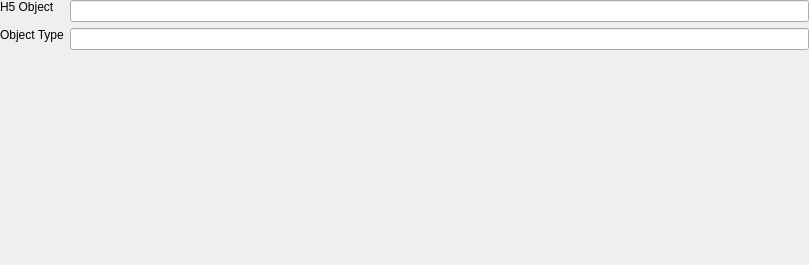
nanophotonics/nplab, file nplab/ui/hdf5_info_renderer.ui: the form before one commit.
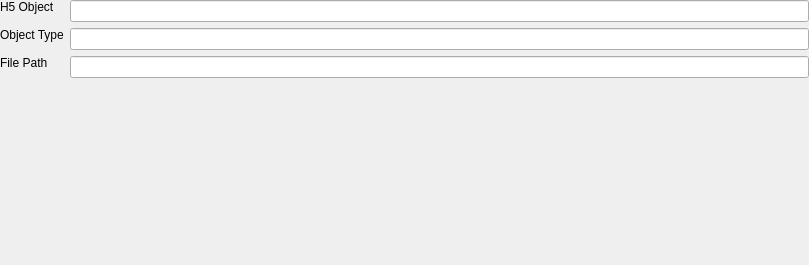
The form after the commit.

Commit message:
HDF5 browser + renderer improvements
HDF5 browser split into: HDF5 tree + HDF5 viewer
Attributes renderer changed into a table

```diff
--- a/nplab/ui/hdf5_info_renderer.ui
+++ b/nplab/ui/hdf5_info_renderer.ui
@@ -19,6 +19,9 @@
    </property>
    <item>
     <layout class="QFormLayout" name="formLayout">
+     <property name="fieldGrowthPolicy">
+      <enum>QFormLayout::AllNonFixedFieldsGrow</enum>
+     </property>
      <item row="0" column="0">
       <widget class="QLabel" name="label">
        <property name="sizePolicy">
@@ -39,6 +42,20 @@
        </property>
       </widget>
      </item>
+     <item row="1" column="1">
+      <widget class="QLineEdit" name="lineEdit2">
+       <property name="readOnly">
+        <bool>false</bool>
+       </property>
+      </widget>
+     </item>
+     <item row="2" column="1">
+      <widget class="QLineEdit" name="lineEdit3">
+       <property name="readOnly">
+        <bool>false</bool>
+       </property>
+      </widget>
+     </item>
      <item row="1" column="0">
       <widget class="QLabel" name="label2">
        <property name="sizePolicy">
@@ -52,10 +69,16 @@
        </property>
       </widget>
      </item>
-     <item row="1" column="1">
-      <widget class="QLineEdit" name="lineEdit2">
-       <property name="readOnly">
-        <bool>false</bool>
+     <item row="2" column="0">
+      <widget class="QLabel" name="label3">
+       <property name="sizePolicy">
+        <sizepolicy hsizetype="Preferred" vsizetype="Fixed">
+         <horstretch>0</horstretch>
+         <verstretch>0</verstretch>
+        </sizepolicy>
+       </property>
+       <property name="text">
+        <string>File Path</string>
        </property>
       </widget>
      </item>
```
The commit also changes 4 other files.
